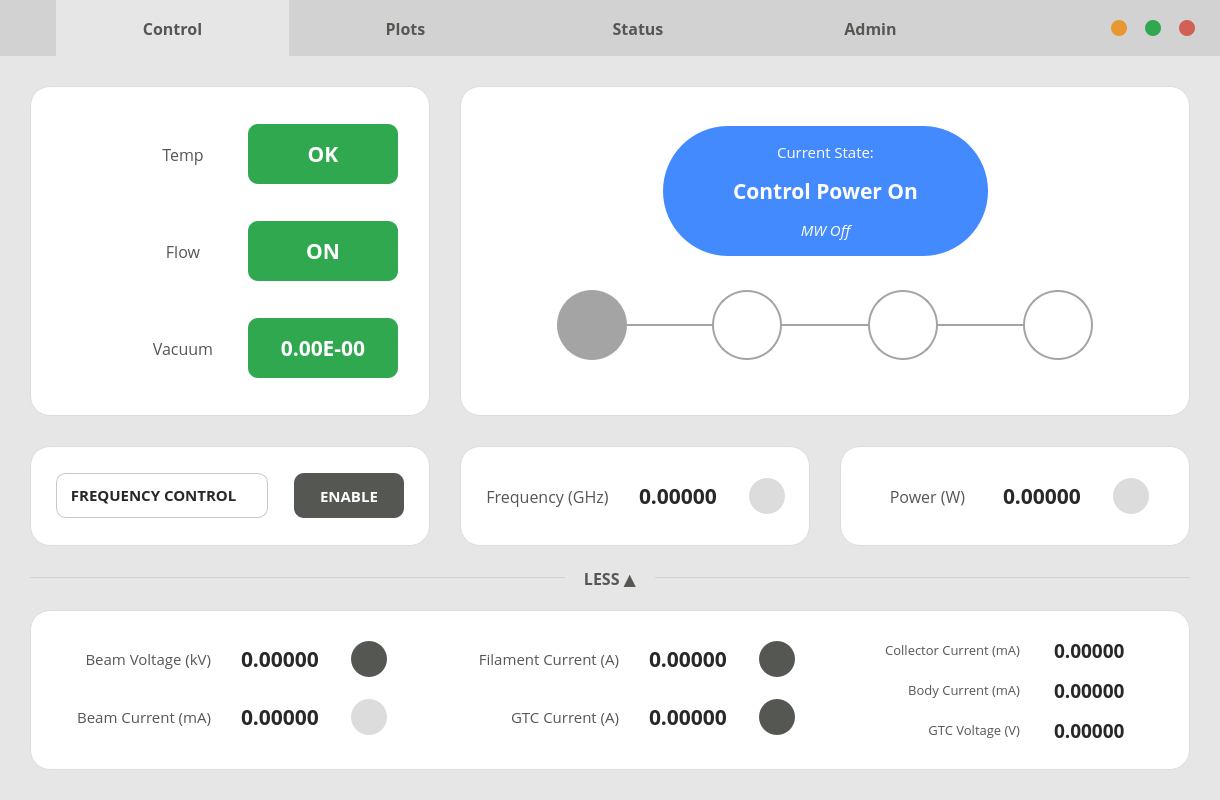
Bridge12Technologies/Gyrotron-Control-System---OLD, file src/mainwindow.ui: the form before one commit.
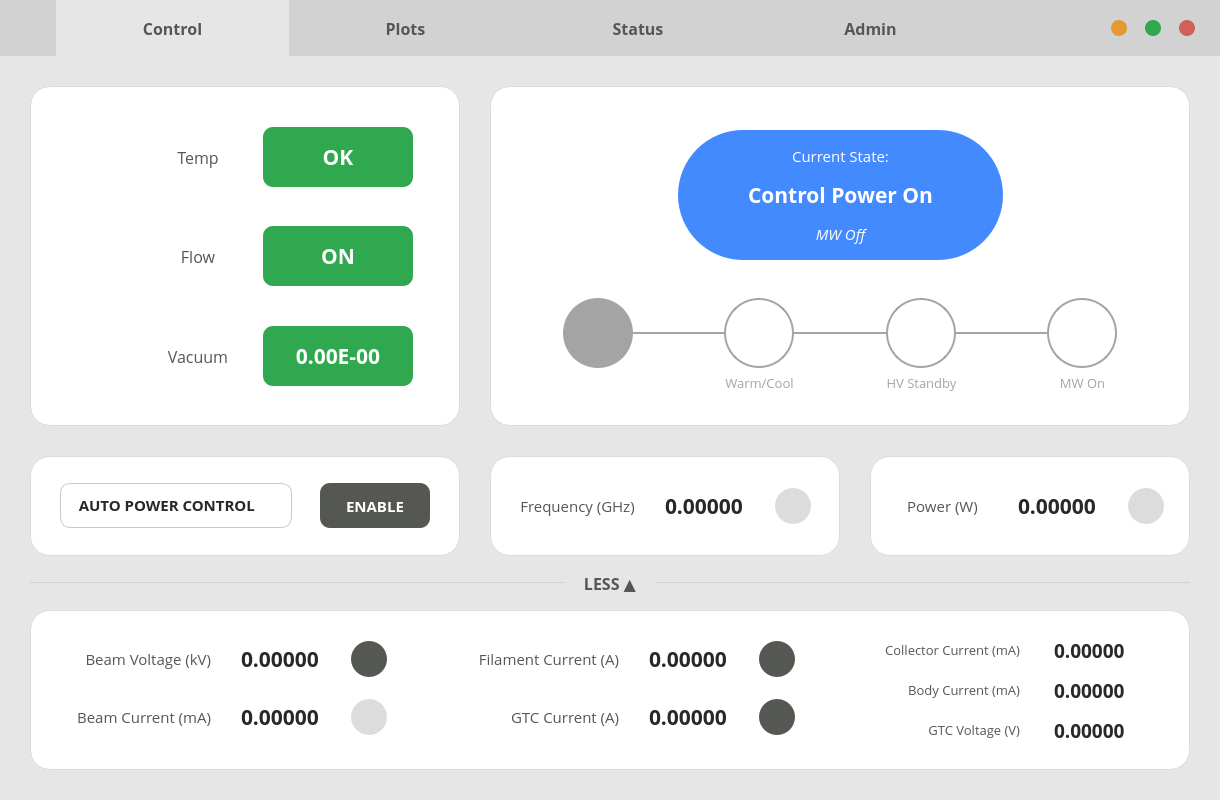
The form after the commit. Icons and pictures are not drawn. Custom widgets are drawn as their Qt base class.

Commit message: still working on UI scaling

What changed in the file:
```diff
--- a/src/mainwindow.ui
+++ b/src/mainwindow.ui
@@ -897,9 +897,9 @@
        <number>0</number>
       </property>
       <widget class="QWidget" name="control_page">
-       <layout class="QVBoxLayout" name="verticalLayout_21" stretch="3,0,1">
+       <layout class="QVBoxLayout" name="verticalLayout_21" stretch="1,0,0">
         <property name="spacing">
-         <number>15</number>
+         <number>0</number>
         </property>
         <property name="leftMargin">
          <number>30</number>
@@ -911,10 +911,10 @@
          <number>30</number>
         </property>
         <property name="bottomMargin">
-         <number>30</number>
+         <number>0</number>
         </property>
         <item>
-         <layout class="QGridLayout" name="control_grid" rowminimumheight="1,0,0">
+         <layout class="QGridLayout" name="control_grid" rowminimumheight="0,0,0">
           <property name="spacing">
            <number>30</number>
           </property>
@@ -932,7 +932,7 @@
             <property name="maximumSize">
              <size>
               <width>600</width>
-              <height>150</height>
+              <height>130</height>
              </size>
             </property>
             <property name="font">
@@ -997,7 +997,7 @@
                <property name="font">
                 <font>
                  <family>Open Sans</family>
-                 <pointsize>12</pointsize>
+                 <pointsize>11</pointsize>
                 </font>
                </property>
                <property name="styleSheet">
@@ -1133,14 +1133,14 @@
             </property>
             <property name="minimumSize">
              <size>
-              <width>350</width>
+              <width>310</width>
               <height>100</height>
              </size>
             </property>
             <property name="maximumSize">
              <size>
               <width>600</width>
-              <height>150</height>
+              <height>130</height>
              </size>
             </property>
             <property name="font">
@@ -1205,7 +1205,7 @@
                <property name="font">
                 <font>
                  <family>Open Sans</family>
-                 <pointsize>12</pointsize>
+                 <pointsize>11</pointsize>
                 </font>
                </property>
                <property name="styleSheet">
@@ -1338,14 +1338,14 @@
             </property>
             <property name="minimumSize">
              <size>
-              <width>400</width>
-              <height>290</height>
+              <width>430</width>
+              <height>325</height>
              </size>
             </property>
             <property name="maximumSize">
              <size>
-              <width>420</width>
-              <height>400</height>
+              <width>500</width>
+              <height>500</height>
              </size>
             </property>
             <property name="font">
@@ -1769,14 +1769,14 @@
             </property>
             <property name="minimumSize">
              <size>
-              <width>400</width>
+              <width>430</width>
               <height>100</height>
              </size>
             </property>
             <property name="maximumSize">
              <size>
-              <width>420</width>
-              <height>150</height>
+              <width>500</width>
+              <height>130</height>
              </size>
             </property>
             <property name="font">
@@ -1831,13 +1831,13 @@
                </property>
                <property name="minimumSize">
                 <size>
-                 <width>212</width>
+                 <width>232</width>
                  <height>45</height>
                 </size>
                </property>
                <property name="maximumSize">
                 <size>
-                 <width>220</width>
+                 <width>232</width>
                  <height>45</height>
                 </size>
                </property>
@@ -1892,10 +1892,10 @@
 }</string>
                </property>
                <property name="currentText">
-                <string> FREQUENCY CONTROL</string>
+                <string>  AUTO POWER CONTROL</string>
                </property>
                <property name="currentIndex">
-                <number>1</number>
+                <number>0</number>
                </property>
                <property name="iconSize">
                 <size>
@@ -1905,12 +1905,12 @@
                </property>
                <item>
                 <property name="text">
-                 <string>      POWER CONTROL</string>
+                 <string>  AUTO POWER CONTROL</string>
                 </property>
                </item>
                <item>
                 <property name="text">
-                 <string> FREQUENCY CONTROL</string>
+                 <string>    AUTO FREQ CONTROL</string>
                 </property>
                </item>
                <item>
@@ -1996,21 +1996,21 @@
              <bool>true</bool>
             </property>
             <property name="sizePolicy">
-             <sizepolicy hsizetype="Maximum" vsizetype="Maximum">
+             <sizepolicy hsizetype="Preferred" vsizetype="Preferred">
               <horstretch>0</horstretch>
               <verstretch>0</verstretch>
              </sizepolicy>
             </property>
             <property name="minimumSize">
              <size>
-              <width>695</width>
-              <height>290</height>
+              <width>680</width>
+              <height>325</height>
              </size>
             </property>
             <property name="maximumSize">
              <size>
               <width>1300</width>
-              <height>400</height>
+              <height>500</height>
              </size>
             </property>
             <property name="font">
@@ -2055,7 +2055,7 @@
                  </property>
                  <property name="sizeHint" stdset="0">
                   <size>
-                   <width>40</width>
+                   <width>0</width>
                    <height>20</height>
                   </size>
                  </property>
@@ -2354,7 +2354,7 @@
                  </property>
                  <property name="sizeHint" stdset="0">
                   <size>
-                   <width>40</width>
+                   <width>0</width>
                    <height>20</height>
                   </size>
                  </property>
@@ -2376,7 +2376,7 @@
               </spacer>
              </item>
              <item>
-              <layout class="QGridLayout" name="gridLayout_2" columnstretch="1,0,1,0,1,0,1,0,1">
+              <layout class="QGridLayout" name="gridLayout_2" columnstretch="2,0,3,0,3,0,3,0,2">
                <property name="horizontalSpacing">
                 <number>0</number>
                </property>
@@ -2390,7 +2390,7 @@
                  </property>
                  <property name="sizeHint" stdset="0">
                   <size>
-                   <width>40</width>
+                   <width>0</width>
                    <height>20</height>
                   </size>
                  </property>
@@ -2403,7 +2403,7 @@
                  </property>
                  <property name="sizeHint" stdset="0">
                   <size>
-                   <width>40</width>
+                   <width>0</width>
                    <height>20</height>
                   </size>
                  </property>
@@ -2487,7 +2487,7 @@
                   </size>
                  </property>
                  <property name="styleSheet">
-                  <string notr="true">background: transparent; border: none; padding-left: 1px;</string>
+                  <string notr="true">background: transparent; border: none; color: #a4a4a4; padding-left: 1px;</string>
                  </property>
                  <property name="text">
                   <string/>
@@ -2665,11 +2665,17 @@
                    <height>20</height>
                   </size>
                  </property>
+                 <property name="font">
+                  <font>
+                   <family>Open Sans</family>
+                   <pointsize>10</pointsize>
+                  </font>
+                 </property>
                  <property name="styleSheet">
-                  <string notr="true">background: transparent; border: none;</string>
+                  <string notr="true">background: transparent; border: none; color: #a4a4a4; padding-left: 1px;</string>
                  </property>
                  <property name="text">
-                  <string/>
+                  <string>Warm/Cool</string>
                  </property>
                  <property name="iconSize">
                   <size>
@@ -2696,11 +2702,17 @@
                    <height>20</height>
                   </size>
                  </property>
+                 <property name="font">
+                  <font>
+                   <family>Open Sans</family>
+                   <pointsize>10</pointsize>
+                  </font>
+                 </property>
                  <property name="styleSheet">
-                  <string notr="true">background: transparent; border: none;</string>
+                  <string notr="true">background: transparent; border: none; color: #a4a4a4; padding-left: 1px;</string>
                  </property>
                  <property name="text">
-                  <string/>
+                  <string>HV Standby</string>
                  </property>
                  <property name="iconSize">
                   <size>
@@ -2727,11 +2739,17 @@
                    <height>20</height>
                   </size>
                  </property>
+                 <property name="font">
+                  <font>
+                   <family>Open Sans</family>
+                   <pointsize>10</pointsize>
+                  </font>
+                 </property>
                  <property name="styleSheet">
-                  <string notr="true">background: transparent; border: none;</string>
+                  <string notr="true">background: transparent; border: none; color: #a4a4a4; padding-left: 1px;</string>
                  </property>
                  <property name="text">
-                  <string/>
+                  <string>MW On</string>
                  </property>
                  <property name="iconSize">
                   <size>
@@ -2766,6 +2784,12 @@
           <property name="spacing">
            <number>0</number>
           </property>
+          <property name="topMargin">
+           <number>10</number>
+          </property>
+          <property name="bottomMargin">
+           <number>10</number>
+          </property>
           <item>
            <widget class="Line" name="line_3">
             <property name="styleSheet">
@@ -2834,10 +2858,13 @@
         <item>
          <layout class="QHBoxLayout" name="show_more_layout" stretch="1">
           <property name="spacing">
-           <number>30</number>
+           <number>0</number>
+          </property>
+          <property name="topMargin">
+           <number>0</number>
           </property>
           <property name="bottomMargin">
-           <number>0</number>
+           <number>30</number>
           </property>
           <item>
            <widget class="QGroupBox" name="beam_params_group">
```
Left out of the diff: 23 changed lines with no effect on the pictures. The commit also changes 5 other files.
